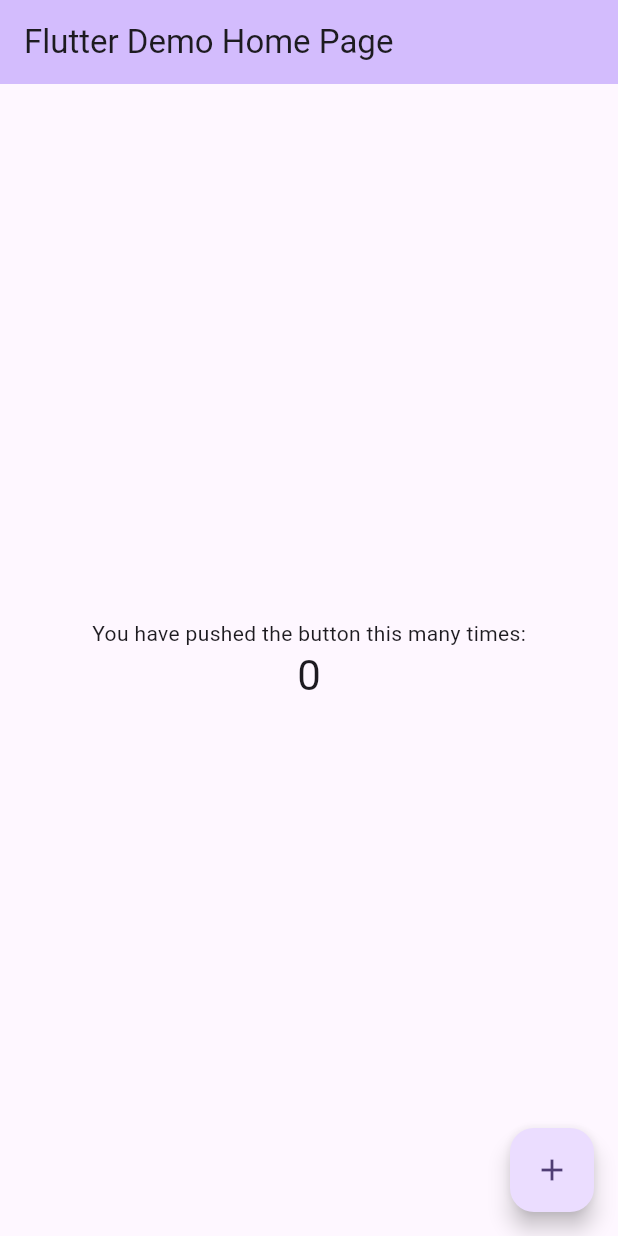
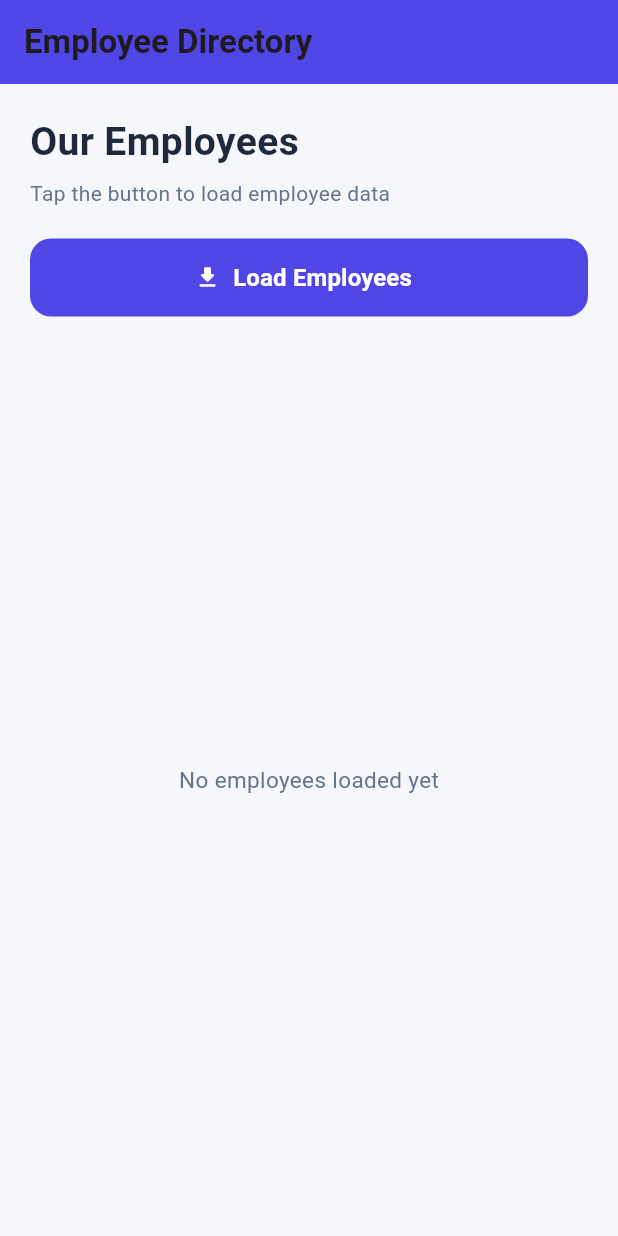
Before and after one commit to fatima304/data_handling, a Flutter app: the screen it shows after launch, on a phone screen of 412 x 824 dp. Run offline on Flutter 3.47's test engine with Material 3 defaults, Android fonts, the phone set to English and light mode, and no system bars.

Commit message:
feat: complete phase 1 employee list

```diff
--- /dev/null
+++ b/lib/core/constants/api_constants.dart
@@ -0,0 +1,4 @@
+class ApiConstants {
+  static const String baseUrl = 'https://dummy.restapiexample.com/';
+  static const String employeesEndpoint = 'api/v1/employees';
+}
--- /dev/null
+++ b/lib/features/employee/data/models/employee_model.dart
@@ -0,0 +1,25 @@
+class EmployeeModel {
+  final int id;
+  final String name;
+  final int salary;
+  final int age;
+  final String profileImage;
+
+  const EmployeeModel({
+    required this.id,
+    required this.name,
+    required this.salary,
+    required this.age,
+    required this.profileImage,
+  });
+
+  factory EmployeeModel.fromJson(Map<String, dynamic> json) {
+    return EmployeeModel(
+      id: json['id'],
+      name: json['employee_name'],
+      salary: json['employee_salary'],
+      age: json['employee_age'],
+      profileImage: json['profile_image'],
+    );
+  }
+}
--- /dev/null
+++ b/lib/features/employee/data/service/api_service.dart
@@ -0,0 +1,27 @@
+import 'dart:convert';
+
+import 'package:data_handling/core/constants/api_constants.dart';
+import 'package:http/http.dart' as http;
+
+import '../models/employee_model.dart';
+
+class EmployeeService {
+  static const String _employeesUrl =
+      ApiConstants.baseUrl + ApiConstants.employeesEndpoint;
+
+  Future<List<EmployeeModel>> fetchEmployees() async {
+    // Fetch employee data from the API
+    final response = await http.get(Uri.parse(_employeesUrl));
+
+    // Parse JSON response
+    final data = jsonDecode(response.body);
+
+    // Extract employee list from response
+    final employees = data['data'] as List;
+
+    // Map each employee JSON to EmployeeModel
+    return employees
+        .map((employee) => EmployeeModel.fromJson(employee))
+        .toList();
+  }
+}
--- /dev/null
+++ b/lib/features/employee/ui/employee_screen.dart
@@ -0,0 +1,96 @@
+import 'package:data_handling/features/employee/data/models/employee_model.dart';
+import 'package:data_handling/features/employee/data/service/api_service.dart';
+import 'package:data_handling/features/employee/ui/widgets/employee_card.dart';
+import 'package:data_handling/features/employee/ui/widgets/empty_state.dart';
+import 'package:flutter/material.dart';
+
+class EmployeeScreen extends StatefulWidget {
+  const EmployeeScreen({super.key});
+
+  @override
+  State<EmployeeScreen> createState() => _EmployeeScreenState();
+}
+
+class _EmployeeScreenState extends State<EmployeeScreen> {
+  final EmployeeService _employeeService = EmployeeService();
+
+  List<EmployeeModel> _employees = [];
+
+  Future<void> _fetchEmployees() async {
+    final employees = await _employeeService.fetchEmployees();
+
+    setState(() {
+      _employees = employees;
+    });
+  }
+
+  @override
+  Widget build(BuildContext context) {
+    return Scaffold(
+      backgroundColor: const Color(0xFFF5F7FB),
+      appBar: AppBar(
+        backgroundColor: const Color(0xFF4F46E5),
+        elevation: 0,
+        title: const Text(
+          'Employee Directory',
+          style: TextStyle(fontWeight: FontWeight.bold),
+        ),
+      ),
+      body: Padding(
+        padding: const EdgeInsets.all(20),
+        child: Column(
+          crossAxisAlignment: CrossAxisAlignment.start,
+          children: [
+            const Text(
+              'Our Employees',
+              style: TextStyle(
+                fontSize: 26,
+                fontWeight: FontWeight.bold,
+                color: Color(0xFF1E293B),
+              ),
+            ),
+            const SizedBox(height: 6),
+            const Text(
+              'Tap the button to load employee data',
+              style: TextStyle(fontSize: 14, color: Color(0xFF64748B)),
+            ),
+            const SizedBox(height: 20),
+            SizedBox(
+              width: double.infinity,
+              height: 52,
+              child: ElevatedButton.icon(
+                onPressed: _fetchEmployees,
+                icon: const Icon(Icons.download_rounded),
+                label: const Text(
+                  'Load Employees',
+                  style: TextStyle(fontSize: 16, fontWeight: FontWeight.w600),
+                ),
+                style: ElevatedButton.styleFrom(
+                  backgroundColor: const Color(0xFF4F46E5),
+                  foregroundColor: Colors.white,
+                  elevation: 0,
+                  shape: RoundedRectangleBorder(
+                    borderRadius: BorderRadius.circular(14),
+                  ),
+                ),
+              ),
+            ),
+            const SizedBox(height: 24),
+            Expanded(
+              child: _employees.isEmpty
+                  ? const EmptyState()
+                  : ListView.separated(
+                      itemCount: _employees.length,
+                      separatorBuilder: (_, _) => const SizedBox(height: 12),
+                      itemBuilder: (context, index) {
+                        final employee = _employees[index];
+                        return EmployeeCard(employee: employee);
+                      },
+                    ),
+            ),
+          ],
+        ),
+      ),
+    );
+  }
+}
--- /dev/null
+++ b/lib/features/employee/ui/widgets/empty_state.dart
@@ -0,0 +1,15 @@
+import 'package:flutter/material.dart';
+
+class EmptyState extends StatelessWidget {
+  const EmptyState({super.key});
+
+  @override
+  Widget build(BuildContext context) {
+    return const Center(
+      child: Text(
+        'No employees loaded yet',
+        style: TextStyle(color: Color(0xFF64748B), fontSize: 15),
+      ),
+    );
+  }
+}
--- a/lib/main.dart
+++ b/lib/main.dart
@@ -1,3 +1,4 @@
+import 'package:data_handling/features/employee/ui/employee_screen.dart';
 import 'package:flutter/material.dart';
 
 void main() {
@@ -11,112 +12,8 @@ class MyApp extends StatelessWidget {
   @override
   Widget build(BuildContext context) {
     return MaterialApp(
-      title: 'Flutter Demo',
-      theme: ThemeData(
-        // This is the theme of your application.
-        //
-        // TRY THIS: Try running your application with "flutter run". You'll see
-        // the application has a purple toolbar. Then, without quitting the app,
-        // try changing the seedColor in the colorScheme below to Colors.green
-        // and then invoke "hot reload" (save your changes or press the "hot
-        // reload" button in a Flutter-supported IDE, or press "r" if you used
-        // the command line to start the app).
-        //
-        // Notice that the counter didn't reset back to zero; the application
-        // state is not lost during the reload. To reset the state, use hot
-        // restart instead.
-        //
-        // This works for code too, not just values: Most code changes can be
-        // tested with just a hot reload.
-        colorScheme: .fromSeed(seedColor: Colors.deepPurple),
-      ),
-      home: const MyHomePage(title: 'Flutter Demo Home Page'),
+      debugShowCheckedModeBanner: false,
+      home: const EmployeeScreen(),
     );
   }
 }
-
-class MyHomePage extends StatefulWidget {
-  const MyHomePage({super.key, required this.title});
-
-  // This widget is the home page of your application. It is stateful, meaning
-  // that it has a State object (defined below) that contains fields that affect
-  // how it looks.
-
-  // This class is the configuration for the state. It holds the values (in this
-  // case the title) provided by the parent (in this case the App widget) and
-  // used by the build method of the State. Fields in a Widget subclass are
-  // always marked "final".
-
-  final String title;
-
-  @override
-  State<MyHomePage> createState() => _MyHomePageState();
-}
-
-class _MyHomePageState extends State<MyHomePage> {
-  int _counter = 0;
-
-  void _incrementCounter() {
-    setState(() {
-      // This call to setState tells the Flutter framework that something has
-      // changed in this State, which causes it to rerun the build method below
-      // so that the display can reflect the updated values. If we changed
-      // _counter without calling setState(), then the build method would not be
-      // called again, and so nothing would appear to happen.
-      _counter++;
-    });
-  }
-
-  @override
-  Widget build(BuildContext context) {
-    // This method is rerun every time setState is called, for instance as done
-    // by the _incrementCounter method above.
-    //
-    // The Flutter framework has been optimized to make rerunning build methods
-    // fast, so that you can just rebuild anything that needs updating rather
-    // than having to individually change instances of widgets.
-    return Scaffold(
-      appBar: AppBar(
-        // TRY THIS: Try changing the color here to a specific color (to
-        // Colors.amber, perhaps?) and trigger a hot reload to see the AppBar
-        // change color while the other colors stay the same.
-        backgroundColor: Theme.of(context).colorScheme.inversePrimary,
-        // Here we take the value from the MyHomePage object that was created by
-        // the App.build method, and use it to set our appbar title.
-        title: Text(widget.title),
-      ),
-      body: Center(
-        // Center is a layout widget. It takes a single child and positions it
-        // in the middle of the parent.
-        child: Column(
-          // Column is also a layout widget. It takes a list of children and
-          // arranges them vertically. By default, it sizes itself to fit its
-          // children horizontally, and tries to be as tall as its parent.
-          //
-          // Column has various properties to control how it sizes itself and
-          // how it positions its children. Here we use mainAxisAlignment to
-          // center the children vertically; the main axis here is the vertical
-          // axis because Columns are vertical (the cross axis would be
-          // horizontal).
-          //
-          // TRY THIS: Invoke "debug painting" (choose the "Toggle Debug Paint"
-          // action in the IDE, or press "p" in the console), to see the
-          // wireframe for each widget.
-          mainAxisAlignment: .center,
-          children: [
-            const Text('You have pushed the button this many times:'),
-            Text(
-              '$_counter',
-              style: Theme.of(context).textTheme.headlineMedium,
-            ),
-          ],
-        ),
-      ),
-      floatingActionButton: FloatingActionButton(
-        onPressed: _incrementCounter,
-        tooltip: 'Increment',
-        child: const Icon(Icons.add),
-      ),
-    );
-  }
-}
--- a/pubspec.yaml
+++ b/pubspec.yaml
@@ -31,6 +31,7 @@ dependencies:
   cupertino_icons: ^1.0.8
   flutter:
     sdk: flutter
+  http: ^1.6.0
 
 dev_dependencies:
   flutter_lints: ^6.0.0
```
Also changed, not shown: lib/features/employee/ui/widgets/employee_card.dart (added, +84 -0 lines), pubspec.lock.
